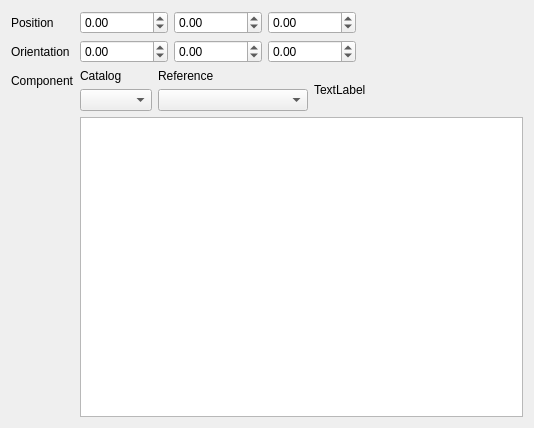
First picture: the form in freecad/pyoptools/GUI/CatalogComponent.ui, repository cihologramas/freecad-pyoptools, before the edit.
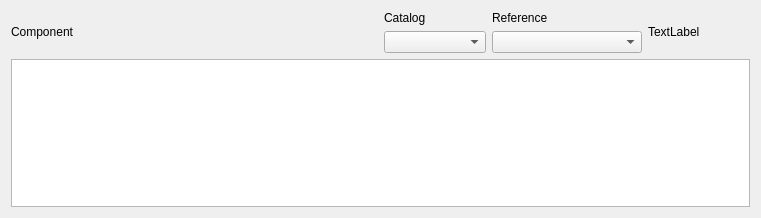
Second picture: the form after the edit.

Commit message:
Some dialogs updated to be able to use widgetMix
A new infrastructure was developed to simplify the reuse of widgets, and also to allow the design of such widgets with designer.

What changed in the file:
```diff
--- a/freecad/pyoptools/GUI/CatalogComponent.ui
+++ b/freecad/pyoptools/GUI/CatalogComponent.ui
@@ -1,121 +1,32 @@
 <?xml version="1.0" encoding="UTF-8"?>
 <ui version="4.0">
- <class>Dialog</class>
- <widget class="QDialog" name="Dialog">
+ <class>Form</class>
+ <widget class="QWidget" name="Form">
   <property name="geometry">
    <rect>
     <x>0</x>
     <y>0</y>
-    <width>534</width>
-    <height>428</height>
+    <width>761</width>
+    <height>218</height>
    </rect>
   </property>
   <property name="windowTitle">
    <string>From Catalog</string>
   </property>
+  <layout class="QVBoxLayout" name="verticalLayout_2">
+   <item>
   <layout class="QVBoxLayout" name="verticalLayout">
    <item>
-    <layout class="QFormLayout" name="formLayout">
-     <property name="sizeConstraint">
-      <enum>QLayout::SetMaximumSize</enum>
-     </property>
-     <property name="fieldGrowthPolicy">
-      <enum>QFormLayout::ExpandingFieldsGrow</enum>
-     </property>
-     <item row="0" column="0">
-      <widget class="QLabel" name="label_10">
-       <property name="text">
-        <string>Position</string>
-       </property>
-      </widget>
-     </item>
-     <item row="0" column="1">
-      <layout class="QHBoxLayout" name="horizontalLayout_3">
-       <item>
-        <widget class="QDoubleSpinBox" name="Xpos">
-         <property name="minimum">
-          <double>-1000000.000000000000000</double>
-         </property>
-         <property name="maximum">
-          <double>1000000.000000000000000</double>
-         </property>
-        </widget>
-       </item>
-       <item>
-        <widget class="QDoubleSpinBox" name="Ypos">
-         <property name="minimum">
-          <double>-1000000.000000000000000</double>
-         </property>
-         <property name="maximum">
-          <double>1000000.000000000000000</double>
-         </property>
-        </widget>
-       </item>
-       <item>
-        <widget class="QDoubleSpinBox" name="Zpos">
-         <property name="minimum">
-          <double>-1000000.000000000000000</double>
-         </property>
-         <property name="maximum">
-          <double>1000000.000000000000000</double>
-         </property>
-        </widget>
-       </item>
-      </layout>
-     </item>
-     <item row="1" column="0">
-      <widget class="QLabel" name="label_7">
-       <property name="text">
-        <string>Orientation</string>
-       </property>
-      </widget>
-     </item>
-     <item row="1" column="1">
       <layout class="QHBoxLayout" name="horizontalLayout">
        <item>
-        <widget class="QDoubleSpinBox" name="Xrot">
-         <property name="minimum">
-          <double>-1000000.000000000000000</double>
-         </property>
-         <property name="maximum">
-          <double>1000000.000000000000000</double>
-         </property>
-        </widget>
-       </item>
-       <item>
-        <widget class="QDoubleSpinBox" name="Yrot">
-         <property name="minimum">
-          <double>-1000000.000000000000000</double>
-         </property>
-         <property name="maximum">
-          <double>1000000.000000000000000</double>
-         </property>
-         <property name="value">
-          <double>0.000000000000000</double>
-         </property>
-        </widget>
-       </item>
-       <item>
-        <widget class="QDoubleSpinBox" name="Zrot">
-         <property name="minimum">
-          <double>-1000000.000000000000000</double>
-         </property>
-         <property name="maximum">
-          <double>1000000.000000000000000</double>
-         </property>
-        </widget>
-       </item>
-      </layout>
-     </item>
-     <item row="3" column="0">
       <widget class="QLabel" name="label_5">
        <property name="text">
         <string>Component</string>
        </property>
       </widget>
      </item>
-     <item row="3" column="1">
-      <layout class="QHBoxLayout" name="horizontalLayout_2">
+       <item>
+        <layout class="QHBoxLayout" name="horizontalLayout_3">
        <item>
         <layout class="QVBoxLayout" name="verticalLayout_4">
          <item>
@@ -160,14 +71,16 @@
        </item>
       </layout>
      </item>
-     <item row="4" column="1">
+      </layout>
+     </item>
+    </layout>
+   </item>
+   <item>
       <widget class="QPlainTextEdit" name="Info">
        <property name="readOnly">
         <bool>true</bool>
        </property>
       </widget>
-     </item>
-    </layout>
    </item>
   </layout>
  </widget>
```
Left out of the diff: 2 changed lines with no effect on the pictures. Lines whose indentation alone changed are shown as unchanged. The commit also changes 19 other files.
